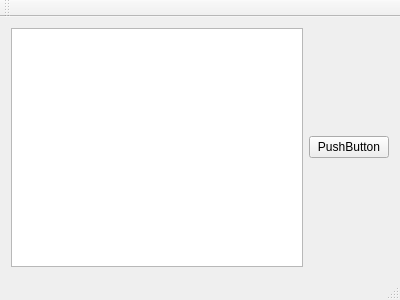
This is forms/gui_main_window.ui in michalbajorek/sqlite-explorer as Qt 5 draws it before an edit. The edited form follows.
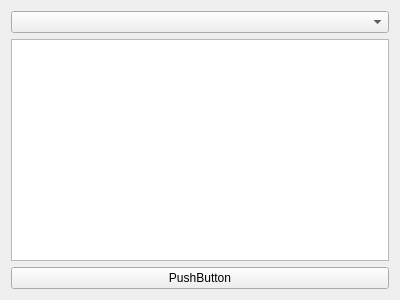
This is the edited form.

Diff of the .ui file:
```diff
--- a/forms/gui_main_window.ui
+++ b/forms/gui_main_window.ui
@@ -14,7 +14,10 @@
    <string>MainWindow</string>
   </property>
   <widget class="QWidget" name="centralWidget">
-   <layout class="QHBoxLayout" name="horizontalLayout">
+   <layout class="QVBoxLayout" name="verticalLayout">
+    <item>
+     <widget class="QComboBox" name="comboBox"/>
+    </item>
     <item>
      <widget class="QTableView" name="tableView"/>
     </item>
@@ -37,15 +40,6 @@
     </rect>
    </property>
   </widget>
-  <widget class="QToolBar" name="mainToolBar">
-   <attribute name="toolBarArea">
-    <enum>TopToolBarArea</enum>
-   </attribute>
-   <attribute name="toolBarBreak">
-    <bool>false</bool>
-   </attribute>
-  </widget>
-  <widget class="QStatusBar" name="statusBar"/>
  </widget>
  <layoutdefault spacing="6" margin="11"/>
  <resources/>
```
